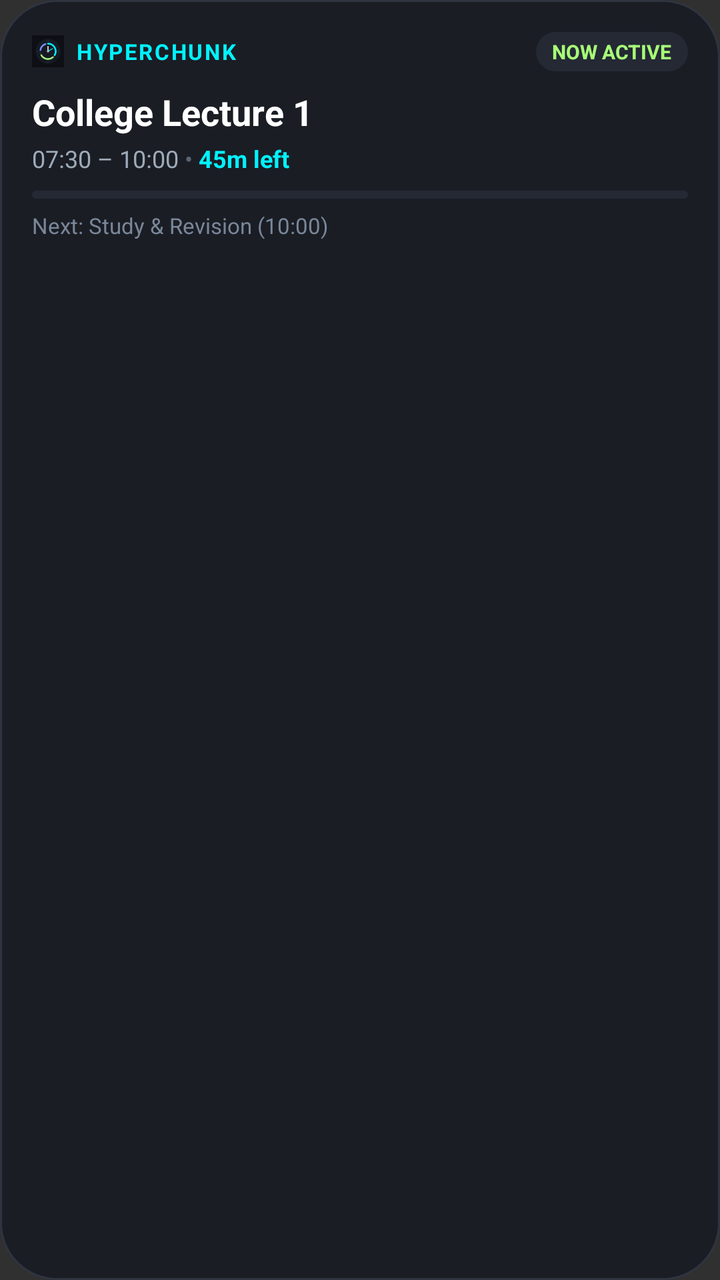
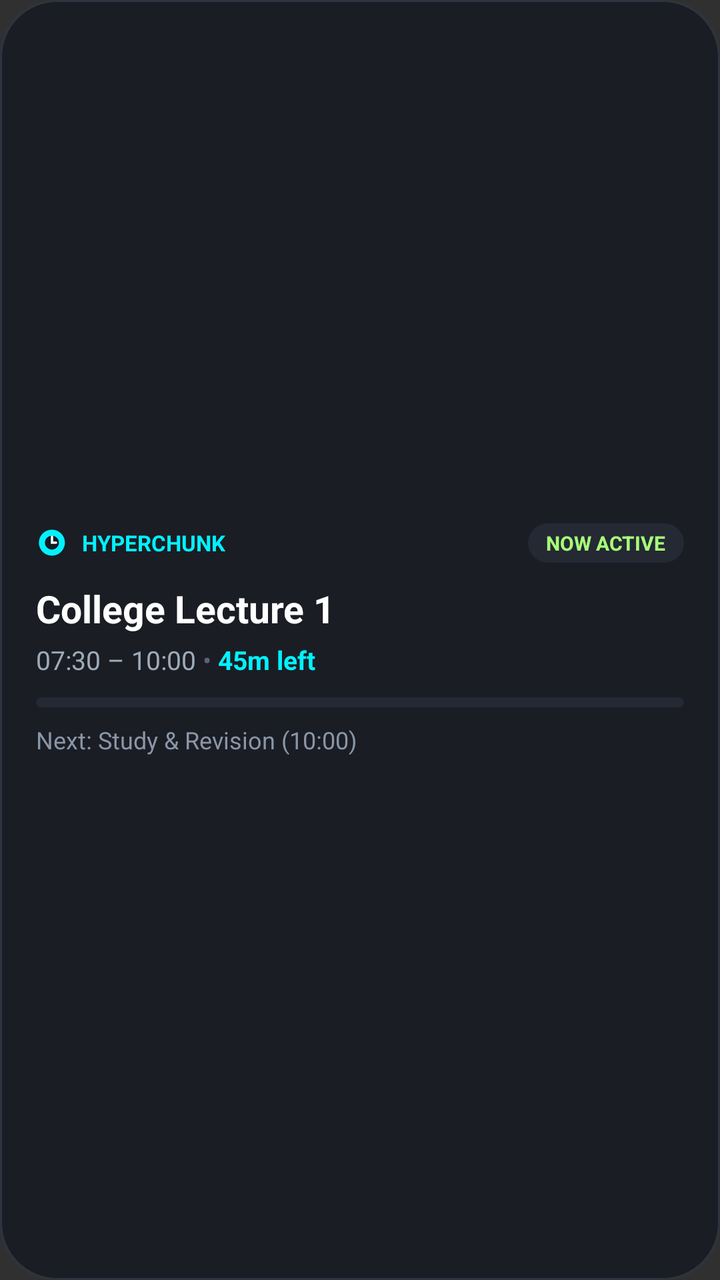

The first picture is an Android layout as it rendered before a commit; the second is the same layout after the commit. The layout source and the unified diff follow.
<!-- AndroidManifest.xml: application theme Theme.HyperChunk -->
<!-- res/layout/widget_hyperchunk.xml -->
<?xml version="1.0" encoding="utf-8"?>
<RelativeLayout xmlns:android="http://schemas.android.com/apk/res/android"
    android:id="@+id/widget_container"
    android:layout_width="match_parent"
    android:layout_height="match_parent"
    android:background="@drawable/widget_bg_hyperos"
    android:clickable="true"
    android:focusable="true"
    android:padding="16dp">

    
    <LinearLayout
        android:id="@+id/widget_header"
        android:layout_width="match_parent"
        android:layout_height="wrap_content"
        android:orientation="horizontal"
        android:gravity="center_vertical">

        <ImageView
            android:layout_width="16dp"
            android:layout_height="16dp"
            android:src="@drawable/ic_app_icon"
            android:contentDescription="Icon" />

        <TextView
            android:id="@+id/widget_app_title"
            android:layout_width="wrap_content"
            android:layout_height="wrap_content"
            android:layout_marginStart="6dp"
            android:text="HYPERCHUNK"
            android:textColor="#00F2FE"
            android:textSize="11sp"
            android:textStyle="bold"
            android:letterSpacing="0.08" />

        <View
            android:layout_width="0dp"
            android:layout_height="0dp"
            android:layout_weight="1" />

        
        <TextView
            android:id="@+id/widget_status_pill"
            android:layout_width="wrap_content"
            android:layout_height="wrap_content"
            android:background="@drawable/widget_pill_bg"
            android:paddingStart="8dp"
            android:paddingTop="3dp"
            android:paddingEnd="8dp"
            android:paddingBottom="3dp"
            android:text="NOW ACTIVE"
            android:textColor="#A8FF78"
            android:textSize="10sp"
            android:textStyle="bold" />
    </LinearLayout>

    
    <TextView
        android:id="@+id/widget_task_title"
        android:layout_width="match_parent"
        android:layout_height="wrap_content"
        android:layout_below="@id/widget_header"
        android:layout_marginTop="8dp"
        android:text="College Lecture 1"
        android:textColor="#FFFFFF"
        android:textSize="18sp"
        android:textStyle="bold"
        android:maxLines="1"
        android:ellipsize="end" />

    
    <LinearLayout
        android:id="@+id/widget_time_row"
        android:layout_width="match_parent"
        android:layout_height="wrap_content"
        android:layout_below="@id/widget_task_title"
        android:layout_marginTop="3dp"
        android:orientation="horizontal"
        android:gravity="center_vertical">

        <TextView
            android:id="@+id/widget_task_time"
            android:layout_width="wrap_content"
            android:layout_height="wrap_content"
            android:text="07:30 – 10:00"
            android:textColor="#9EABB9"
            android:textSize="12sp" />

        <TextView
            android:layout_width="wrap_content"
            android:layout_height="wrap_content"
            android:text=" • "
            android:textColor="#5A6472"
            android:textSize="12sp" />

        <TextView
            android:id="@+id/widget_time_remaining"
            android:layout_width="wrap_content"
            android:layout_height="wrap_content"
            android:text="45m left"
            android:textColor="#00F2FE"
            android:textSize="12sp"
            android:textStyle="bold" />
    </LinearLayout>

    
    <ProgressBar
        android:id="@+id/widget_progress"
        style="@android:style/Widget.ProgressBar.Horizontal"
        android:layout_width="match_parent"
        android:layout_height="4dp"
        android:layout_below="@id/widget_time_row"
        android:layout_marginTop="8dp"
        android:max="100"
        android:progress="0"
        android:progressDrawable="@drawable/widget_progress_drawable" />

    
    <TextView
        android:id="@+id/widget_next_task"
        android:layout_width="match_parent"
        android:layout_height="wrap_content"
        android:layout_below="@id/widget_progress"
        android:layout_marginTop="6dp"
        android:text="Next: Study &amp; Revision (10:00)"
        android:textColor="#7A8799"
        android:textSize="11sp"
        android:maxLines="1"
        android:ellipsize="end" />

</RelativeLayout>
<!-- resources referenced by this layout -->
<resources>
  <!-- drawable ic_app_icon: vector/xml drawable (drawable, 2301 chars, omitted) -->
  <!-- drawable widget_bg_hyperos (drawable) -->
  <?xml version="1.0" encoding="utf-8"?>
  <shape xmlns:android="http://schemas.android.com/apk/res/android"
      android:shape="rectangle">
      <corners android:radius="28dp" />
      <solid android:color="#1A1D24" />
      <stroke
          android:width="1dp"
          android:color="#2E3440" />
  </shape>
  <!-- drawable widget_pill_bg (drawable) -->
  <?xml version="1.0" encoding="utf-8"?>
  <shape xmlns:android="http://schemas.android.com/apk/res/android"
      android:shape="rectangle">
      <corners android:radius="14dp" />
      <solid android:color="#242934" />
  </shape>
  <!-- drawable widget_progress_drawable (drawable) -->
  <?xml version="1.0" encoding="utf-8"?>
  <layer-list xmlns:android="http://schemas.android.com/apk/res/android">
      <item android:id="@android:id/background">
          <shape>
              <corners android:radius="4dp" />
              <solid android:color="#242934" />
          </shape>
      </item>
      <item android:id="@android:id/progress">
          <scale android:scaleWidth="100%">
              <shape>
                  <corners android:radius="4dp" />
                  <solid android:color="#00F2FE" />
              </shape>
          </scale>
      </item>
  </layer-list>
  <style name="Theme.HyperChunk" parent="android:Theme.Material.NoActionBar">
          <item name="android:statusBarColor">@android:color/transparent</item>
          <item name="android:navigationBarColor">@android:color/transparent</item>
          <item name="android:windowLightStatusBar">false</item>
      </style>
</resources>

<!-- the commit's change to res/layout/widget_hyperchunk.xml (unified diff, before → after) -->
@@ -4,128 +4,131 @@
     android:layout_width="match_parent"
     android:layout_height="match_parent"
     android:background="@drawable/widget_bg_hyperos"
-    android:clickable="true"
-    android:focusable="true"
-    android:padding="16dp">
+    android:paddingStart="18dp"
+    android:paddingTop="16dp"
+    android:paddingEnd="18dp"
+    android:paddingBottom="16dp">
 
-    
     <LinearLayout
-        android:id="@+id/widget_header"
         android:layout_width="match_parent"
         android:layout_height="wrap_content"
-        android:orientation="horizontal"
-        android:gravity="center_vertical">
+        android:layout_centerVertical="true"
+        android:orientation="vertical">
 
-        <ImageView
-            android:layout_width="16dp"
-            android:layout_height="16dp"
-            android:src="@drawable/ic_app_icon"
-            android:contentDescription="Icon" />
+        
+        <RelativeLayout
+            android:id="@+id/widget_header"
+            android:layout_width="match_parent"
+            android:layout_height="wrap_content">
 
-        <TextView
-            android:id="@+id/widget_app_title"
-            android:layout_width="wrap_content"
-            android:layout_height="wrap_content"
-            android:layout_marginStart="6dp"
-            android:text="HYPERCHUNK"
-            android:textColor="#00F2FE"
-            android:textSize="11sp"
-            android:textStyle="bold"
-            android:letterSpacing="0.08" />
+            <ImageView
+                android:id="@+id/widget_icon"
+                android:layout_width="16dp"
+                android:layout_height="16dp"
+                android:layout_centerVertical="true"
+                android:src="@drawable/ic_widget_dot"
+                android:contentDescription="Icon" />
 
-        <View
-            android:layout_width="0dp"
-            android:layout_height="0dp"
-            android:layout_weight="1" />
+            <TextView
+                android:id="@+id/widget_app_title"
+                android:layout_width="wrap_content"
+                android:layout_height="wrap_content"
+                android:layout_centerVertical="true"
+                android:layout_marginStart="7dp"
+                android:layout_toEndOf="@id/widget_icon"
+                android:text="HYPERCHUNK"
+                android:textColor="#00F2FE"
+                android:textSize="11sp"
+                android:textStyle="bold" />
+
+            
+            <TextView
+                android:id="@+id/widget_status_pill"
+                android:layout_width="wrap_content"
+                android:layout_height="wrap_content"
+                android:layout_alignParentEnd="true"
+                android:layout_centerVertical="true"
+                android:background="@drawable/widget_pill_bg"
+                android:paddingStart="9dp"
+                android:paddingTop="3dp"
+                android:paddingEnd="9dp"
+                android:paddingBottom="3dp"
+                android:text="NOW ACTIVE"
+                android:textColor="#A8FF78"
+                android:textSize="10sp"
+                android:textStyle="bold" />
+        </RelativeLayout>
 
         
         <TextView
-            android:id="@+id/widget_status_pill"
-            android:layout_width="wrap_content"
+            android:id="@+id/widget_task_title"
+            android:layout_width="match_parent"
             android:layout_height="wrap_content"
-            android:background="@drawable/widget_pill_bg"
-            android:paddingStart="8dp"
-            android:paddingTop="3dp"
-            android:paddingEnd="8dp"
-            android:paddingBottom="3dp"
-            android:text="NOW ACTIVE"
-            android:textColor="#A8FF78"
-            android:textSize="10sp"
+            android:layout_marginTop="10dp"
+            android:ellipsize="end"
+            android:maxLines="1"
+            android:text="College Lecture 1"
+            android:textColor="#FFFFFF"
+            android:textSize="19sp"
             android:textStyle="bold" />
+
+        
+        <LinearLayout
+            android:id="@+id/widget_time_row"
+            android:layout_width="match_parent"
+            android:layout_height="wrap_content"
+            android:layout_marginTop="4dp"
+            android:gravity="center_vertical"
+            android:orientation="horizontal">
+
+            <TextView
+                android:id="@+id/widget_task_time"
+                android:layout_width="wrap_content"
+                android:layout_height="wrap_content"
+                android:text="07:30 – 10:00"
+                android:textColor="#9EABB9"
+                android:textSize="13sp" />
+
+            <TextView
+                android:layout_width="wrap_content"
+                android:layout_height="wrap_content"
+                android:text=" • "
+                android:textColor="#5A6472"
+                android:textSize="13sp" />
+
+            <TextView
+                android:id="@+id/widget_time_remaining"
+                android:layout_width="wrap_content"
+                android:layout_height="wrap_content"
+                android:text="45m left"
+                android:textColor="#00F2FE"
+                android:textSize="13sp"
+                android:textStyle="bold" />
+        </LinearLayout>
+
+        
+        <ProgressBar
+            android:id="@+id/widget_progress"
+            style="?android:attr/progressBarStyleHorizontal"
+            android:layout_width="match_parent"
+            android:layout_height="5dp"
+            android:layout_marginTop="10dp"
+            android:max="100"
+            android:progress="0"
+            android:progressDrawable="@drawable/widget_progress_drawable" />
+
+        
+        <TextView
+            android:id="@+id/widget_next_task"
+            android:layout_width="match_parent"
+            android:layout_height="wrap_content"
+            android:layout_marginTop="8dp"
+            android:ellipsize="end"
+            android:maxLines="1"
+            android:text="Next: Study &amp; Revision (10:00)"
+            android:textColor="#8A96A8"
+            android:textSize="12sp" />
+
     </LinearLayout>
 
-    
-    <TextView
-        android:id="@+id/widget_task_title"
-        android:layout_width="match_parent"
-        android:layout_height="wrap_content"
-        android:layout_below="@id/widget_header"
-        android:layout_marginTop="8dp"
-        android:text="College Lecture 1"
-        android:textColor="#FFFFFF"
-        android:textSize="18sp"
-        android:textStyle="bold"
-        android:maxLines="1"
-        android:ellipsize="end" />
-
-    
-    <LinearLayout
-        android:id="@+id/widget_time_row"
-        android:layout_width="match_parent"
-        android:layout_height="wrap_content"
-        android:layout_below="@id/widget_task_title"
-        android:layout_marginTop="3dp"
-        android:orientation="horizontal"
-        android:gravity="center_vertical">
-
-        <TextView
-            android:id="@+id/widget_task_time"
-            android:layout_width="wrap_content"
-            android:layout_height="wrap_content"
-            android:text="07:30 – 10:00"
-            android:textColor="#9EABB9"
-            android:textSize="12sp" />
-
-        <TextView
-            android:layout_width="wrap_content"
-            android:layout_height="wrap_content"
-            android:text=" • "
-            android:textColor="#5A6472"
-            android:textSize="12sp" />
-
-        <TextView
-            android:id="@+id/widget_time_remaining"
-            android:layout_width="wrap_content"
-            android:layout_height="wrap_content"
-            android:text="45m left"
-            android:textColor="#00F2FE"
-            android:textSize="12sp"
-            android:textStyle="bold" />
-    </LinearLayout>
-
-    
-    <ProgressBar
-        android:id="@+id/widget_progress"
-        style="@android:style/Widget.ProgressBar.Horizontal"
-        android:layout_width="match_parent"
-        android:layout_height="4dp"
-        android:layout_below="@id/widget_time_row"
-        android:layout_marginTop="8dp"
-        android:max="100"
-        android:progress="0"
-        android:progressDrawable="@drawable/widget_progress_drawable" />
-
-    
-    <TextView
-        android:id="@+id/widget_next_task"
-        android:layout_width="match_parent"
-        android:layout_height="wrap_content"
-        android:layout_below="@id/widget_progress"
-        android:layout_marginTop="6dp"
-        android:text="Next: Study &amp; Revision (10:00)"
-        android:textColor="#7A8799"
-        android:textSize="11sp"
-        android:maxLines="1"
-        android:ellipsize="end" />
-
 </RelativeLayout>
<!-- resource entries referenced after the edit -->
@@ -1,6 +1,24 @@
 <!-- resources referenced by this layout -->
 <resources>
-  <!-- drawable ic_app_icon: vector/xml drawable (drawable, 2301 chars, omitted) -->
+  <!-- drawable ic_widget_dot (drawable) -->
+  <?xml version="1.0" encoding="utf-8"?>
+  <vector xmlns:android="http://schemas.android.com/apk/res/android"
+      android:width="16dp"
+      android:height="16dp"
+      android:viewportWidth="16"
+      android:viewportHeight="16">
+      <path
+          android:fillColor="#00F2FE"
+          android:pathData="M8,1.5 A6.5,6.5 0 1,1 7.9,1.5" />
+      <path
+          android:fillColor="#151A24"
+          android:pathData="M8,4.5 A3.5,3.5 0 1,1 7.9,4.5" />
+      <path
+          android:strokeColor="#FFFFFF"
+          android:strokeWidth="1.2"
+          android:strokeLineCap="round"
+          android:pathData="M8,5 L8,8 L10,8" />
+  </vector>
   <!-- drawable widget_bg_hyperos (drawable) -->
   <?xml version="1.0" encoding="utf-8"?>
   <shape xmlns:android="http://schemas.android.com/apk/res/android"
@@ -28,12 +46,12 @@
           </shape>
       </item>
       <item android:id="@android:id/progress">
-          <scale android:scaleWidth="100%">
+          <clip>
               <shape>
                   <corners android:radius="4dp" />
                   <solid android:color="#00F2FE" />
               </shape>
-          </scale>
+          </clip>
       </item>
   </layer-list>
   <style name="Theme.HyperChunk" parent="android:Theme.Material.NoActionBar">
